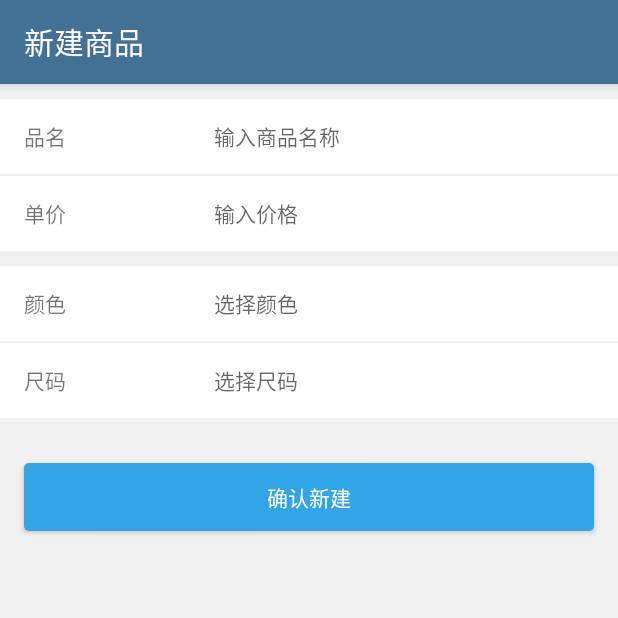
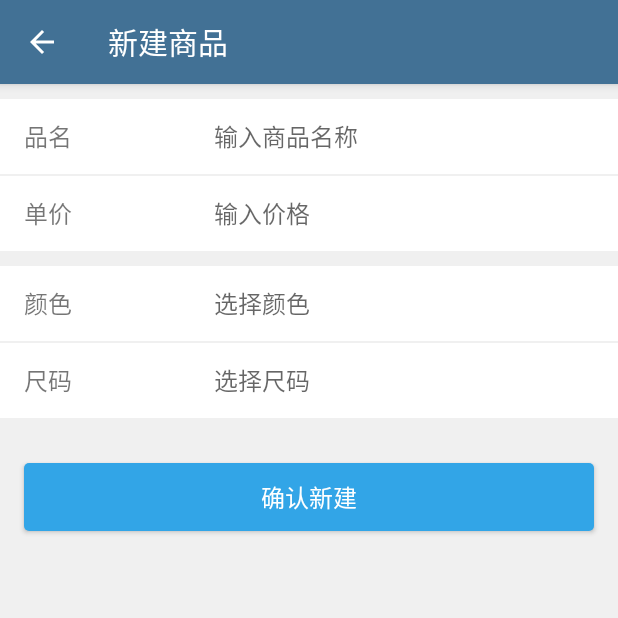
Before and after one commit to Javine1987/WarehouseManage, an Android app: the AddProductActivity screen opened directly, with no data from a screen before it, on a phone screen of 412 x 824 dp, the top half of it. Run offline under Robolectric (Android 15) with nearby library versions, the phone set to English and light mode, and no system bars.

Commit message:
完成库存页面和新增产品页面的界面代码

```diff
--- a/app/build.gradle
+++ b/app/build.gradle
@@ -27,4 +27,5 @@ dependencies {
     implementation 'com.android.support:recyclerview-v7:28.0.0'
     implementation 'com.google.code.gson:gson:2.8.5'
     implementation 'com.google.android:flexbox:1.0.0'
+    implementation 'com.github.promeg:tinypinyin:2.0.3'
 }
--- a/app/src/main/java/com/k/javine/warehousemanage/AddProductActivity.java
+++ b/app/src/main/java/com/k/javine/warehousemanage/AddProductActivity.java
@@ -27,7 +27,7 @@ import com.k.javine.warehousemanage.widget.LabelChooseView;
  * @文件作者 : KuangYu
  * @创建时间 : 19-3-25
  */
-public class AddProductActivity extends AppCompatActivity implements View.OnClickListener {
+public class AddProductActivity extends BaseActivity implements View.OnClickListener {
     EditText mNameEdit, mPriceEdit;
     TextView mChooseColor, mChooseSize;
     Button mConfirmBtn;
--- /dev/null
+++ b/app/src/main/java/com/k/javine/warehousemanage/BaseActivity.java
@@ -0,0 +1,28 @@
+package com.k.javine.warehousemanage;
+
+import android.os.Bundle;
+import android.support.annotation.Nullable;
+import android.support.v7.app.AppCompatActivity;
+import android.view.MenuItem;
+
+public abstract class BaseActivity extends AppCompatActivity {
+
+    @Override
+    protected void onCreate(@Nullable Bundle savedInstanceState) {
+        super.onCreate(savedInstanceState);
+        if (getSupportActionBar() != null) {
+            getSupportActionBar().setDisplayHomeAsUpEnabled(true);
+            getSupportActionBar().setDisplayShowTitleEnabled(true);
+        }
+    }
+
+    @Override
+    public boolean onOptionsItemSelected(MenuItem item) {
+        if (item.getItemId() == android.R.id.home) {
+            this.finish();
+            return false;
+        } else {
+            return super.onOptionsItemSelected(item);
+        }
+    }
+}
--- a/app/src/main/java/com/k/javine/warehousemanage/ExportActivity.java
+++ b/app/src/main/java/com/k/javine/warehousemanage/ExportActivity.java
@@ -13,7 +13,7 @@ import com.k.javine.warehousemanage.data.DataManager;
 /**
  * 出库页面
  */
-public class ExportActivity extends AppCompatActivity {
+public class ExportActivity extends BaseActivity {
     RecyclerView recyclerView;
     ExportAdapter mAdapter;
     @Override
--- a/app/src/main/java/com/k/javine/warehousemanage/ProductActivity.java
+++ b/app/src/main/java/com/k/javine/warehousemanage/ProductActivity.java
@@ -10,7 +10,7 @@ import android.support.v7.app.AppCompatActivity;
  * @文件作者 : KuangYu
  * @创建时间 : 19-3-22
  */
-public class ProductActivity extends AppCompatActivity{
+public class ProductActivity extends BaseActivity{
 
     @Override
     protected void onCreate(@Nullable Bundle savedInstanceState) {
--- a/app/src/main/java/com/k/javine/warehousemanage/StockActivity.java
+++ b/app/src/main/java/com/k/javine/warehousemanage/StockActivity.java
@@ -27,7 +27,7 @@ import com.k.javine.warehousemanage.utils.CommonUtils;
 /**
  * 库存管理页面
  */
-public class StockActivity extends AppCompatActivity implements View.OnClickListener {
+public class StockActivity extends BaseActivity implements View.OnClickListener {
 
     private RecyclerView mRecyclerView;
     private StockAdapter mAdapter;
@@ -101,7 +101,7 @@ public class StockActivity extends AppCompatActivity implements View.OnClickList
         String title = item.getName() + " - " + item.getId();
         mTitleView.setText(title);
         mTotleView.setText(String.valueOf(item.getTotalCount()));
-        mColorView.setText(item.getColorString());
+        mColorView.setText(item.getColorString(this));
     }
 
     private void loadData() {
--- a/app/src/main/java/com/k/javine/warehousemanage/StorageActivity.java
+++ b/app/src/main/java/com/k/javine/warehousemanage/StorageActivity.java
@@ -5,6 +5,6 @@ import android.support.v7.app.AppCompatActivity;
 /**
  * 入库页面
  */
-public class StorageActivity extends AppCompatActivity {
+public class StorageActivity extends BaseActivity {
 
 }
--- a/app/src/main/res/layout/activity_edit_product.xml
+++ b/app/src/main/res/layout/activity_edit_product.xml
@@ -19,6 +19,7 @@
         <TextView
             android:layout_width="0dp"
             android:layout_weight="1"
+            android:textSize="16sp"
             android:layout_height="wrap_content"
             android:text="品名"/>
 
@@ -27,7 +28,7 @@
             android:layout_width="0dp"
             android:layout_weight="2"
             android:hint="输入商品名称"
-            android:textSize="14sp"
+            android:textSize="16sp"
             android:inputType="text"
             android:layout_height="wrap_content"
             android:background="@color/transparent"/>
@@ -47,6 +48,7 @@
         <TextView
             android:layout_width="0dp"
             android:layout_weight="1"
+            android:textSize="16sp"
             android:layout_height="wrap_content"
             android:text="单价"/>
 
@@ -55,7 +57,7 @@
             android:layout_width="0dp"
             android:layout_weight="2"
             android:layout_height="wrap_content"
-            android:textSize="14sp"
+            android:textSize="16sp"
             android:hint="输入价格"
             android:inputType="numberDecimal"
             android:background="@color/transparent"/>
@@ -75,6 +77,7 @@
         <TextView
             android:layout_width="0dp"
             android:layout_weight="1"
+            android:textSize="16sp"
             android:layout_height="wrap_content"
             android:text="颜色"/>
 
@@ -82,6 +85,7 @@
             android:id="@+id/tv_choose_color"
             android:layout_width="0dp"
             android:layout_weight="2"
+            android:textSize="16sp"
             android:layout_height="wrap_content"
             android:hint="选择颜色"/>
 
@@ -100,6 +104,7 @@
         <TextView
             android:layout_width="0dp"
             android:layout_weight="1"
+            android:textSize="16sp"
             android:layout_height="wrap_content"
             android:text="尺码"/>
 
@@ -107,6 +112,7 @@
             android:id="@+id/tv_choose_size"
             android:layout_width="0dp"
             android:layout_weight="2"
+            android:textSize="16sp"
             android:layout_height="wrap_content"
             android:hint="选择尺码"/>
 
@@ -117,6 +123,7 @@
         android:layout_width="match_parent"
         android:layout_height="45dp"
         android:text="确认新建"
+        android:textSize="16sp"
         android:layout_marginLeft="16dp"
         android:layout_marginRight="16dp"
         android:layout_marginTop="30dp"
```
Also changed, not shown: app/src/main/java/com/k/javine/warehousemanage/data/StockItem.java (+23 -14 lines), app/src/main/java/com/k/javine/warehousemanage/utils/CommonUtils.java (+9 -2 lines), app/src/main/res/layout/popup_window_layout.xml (+9 -3 lines).
